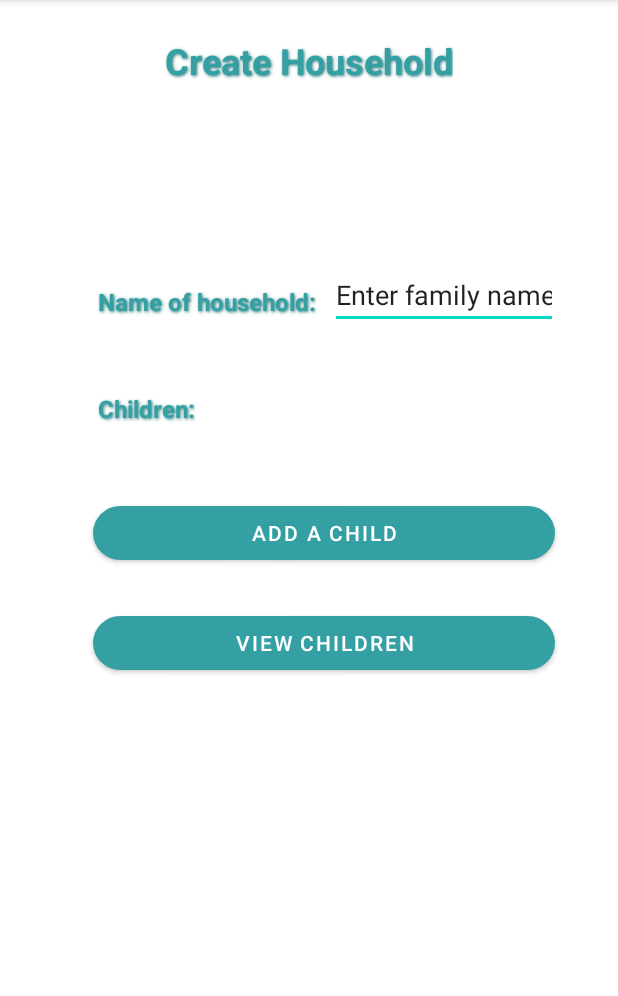
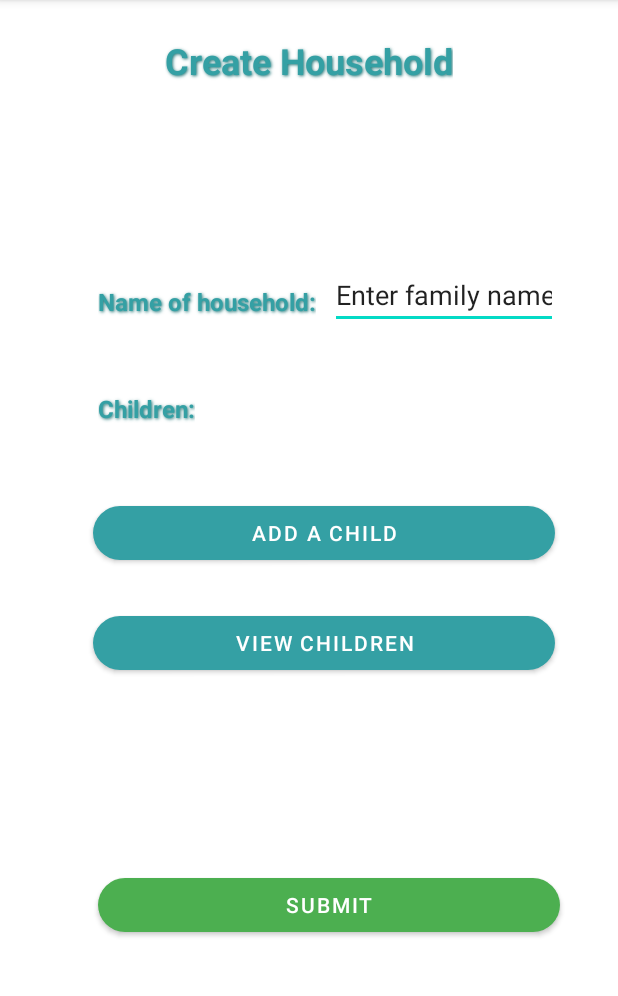
Before and after one commit to namiSunflower/HomeSchoolPlanner, an Android app: the CreateHousehold screen opened directly, with no data from a screen before it, on a phone screen of 412 x 824 dp, the part 84-1080 px from its top. Run offline under Robolectric (Android 15) with nearby library versions, the phone set to English and light mode, and no system bars.

Commit message:
Added submit buttons and id's

```diff
--- a/app/src/main/res/layout/activity_create_household.xml
+++ b/app/src/main/res/layout/activity_create_household.xml
@@ -5,6 +5,23 @@
     android:layout_width="match_parent"
     android:layout_height="match_parent"
     tools:context=".CreateHousehold">
+
+    <Button
+        android:id="@+id/submitHousehold"
+        android:layout_width="308dp"
+        android:layout_height="48dp"
+        android:layout_marginStart="70dp"
+        android:layout_marginLeft="70dp"
+        android:layout_marginTop="296dp"
+        android:layout_marginEnd="50dp"
+        android:layout_marginRight="50dp"
+        android:text="Submit"
+        app:backgroundTint="#4CAF50"
+        app:cornerRadius="50sp"
+        app:layout_constraintEnd_toEndOf="parent"
+        app:layout_constraintHorizontal_bias="0.294"
+        app:layout_constraintStart_toStartOf="parent"
+        app:layout_constraintTop_toBottomOf="@+id/usernameSignupText6" />
 
     <Button
         android:id="@+id/viewSubjects2"
```
Also changed, not shown: app/src/main/res/layout/activity_add_child.xml (+20 -2 lines), app/src/main/res/layout/activity_parent_dashboard.xml (+12 -5 lines).
